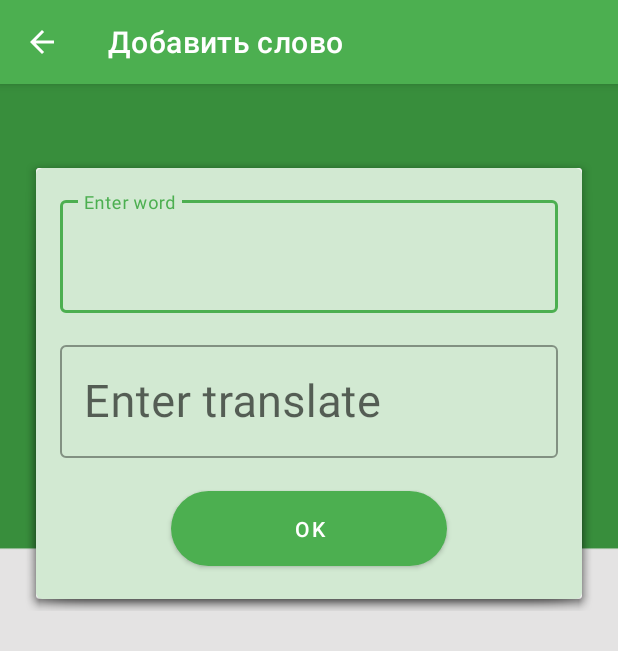
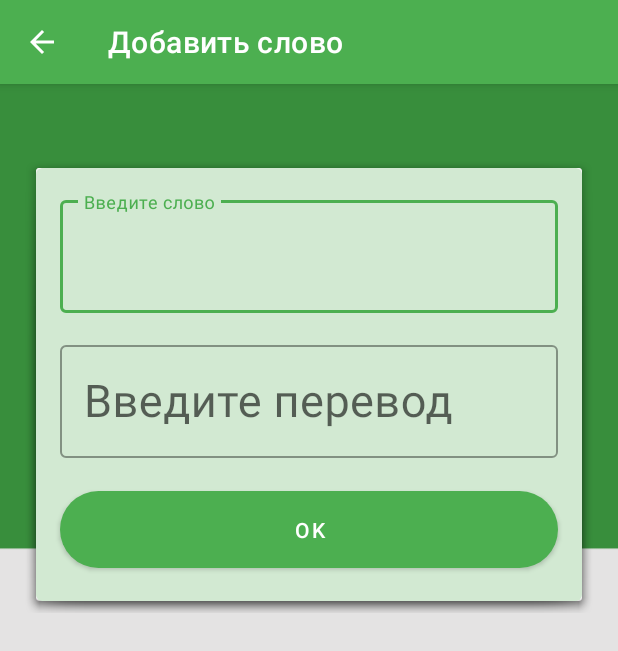
Before and after one commit to bootafoga/LearnWorder, an Android app: the AddWordActivity screen opened directly, with no data from a screen before it, on a phone screen of 412 x 824 dp. Shown: the top 651 px of the screen. Run offline under Robolectric (Android 15) with nearby library versions, the phone set to English and light mode, and no system bars.

Commit message:
release 1.2

```diff
--- a/app/build.gradle
+++ b/app/build.gradle
@@ -7,8 +7,8 @@ android {
         applicationId "com.bootafoga.learnworderapp"
         minSdkVersion 19
         targetSdkVersion 29
-        versionCode 2
-        versionName "1.1"
+        versionCode 3
+        versionName "1.2"
         testInstrumentationRunner "androidx.test.runner.AndroidJUnitRunner"
     }
     buildTypes {
--- a/app/src/main/AndroidManifest.xml
+++ b/app/src/main/AndroidManifest.xml
@@ -1,8 +1,7 @@
 <?xml version="1.0" encoding="utf-8"?>
 <manifest xmlns:android="http://schemas.android.com/apk/res/android"
     package="com.bootafoga.learnworderapp"
-    android:versionCode="2"
-    android:versionName="1.1">
+    >
 
     <application
         android:allowBackup="true"
--- a/app/src/main/java/com/bootafoga/learnworderapp/EditWordFragment.java
+++ b/app/src/main/java/com/bootafoga/learnworderapp/EditWordFragment.java
@@ -73,7 +73,7 @@ public class EditWordFragment  extends DialogFragment {
             ContentValues newVal = new ContentValues();
             newVal.put("WORD", newUsersWord);
             newVal.put("TRANSLATE", newUsersTranslate);
-            db.update("WORDS", newVal, "_id = ?", new String[]{Integer.toString(id)});
+            db.update("DICTIONARY", newVal, "_id = ?", new String[]{Integer.toString(id)});
 
             Intent intent = new Intent(getContext(), DictionaryActivity.class);
             intent.putExtra("num_page", num_page);
--- a/app/src/main/java/com/bootafoga/learnworderapp/MainActivity.java
+++ b/app/src/main/java/com/bootafoga/learnworderapp/MainActivity.java
@@ -16,7 +16,6 @@ public class MainActivity extends AppCompatActivity {
     @Override
     protected void onCreate(Bundle savedInstanceState) {
         super.onCreate(savedInstanceState);
-
         setContentView(R.layout.activity_main);
         progress = findViewById(R.id.progress);
         new ProgressTask().execute(this);
@@ -50,7 +49,6 @@ public class MainActivity extends AppCompatActivity {
         @Override
         protected void onPostExecute(Context unused) {
             progress.setText("Уже выучено слов: " + connect.getCountLearned());
-
         }
     }
 }
--- a/app/src/main/res/layout/activity_add_word.xml
+++ b/app/src/main/res/layout/activity_add_word.xml
@@ -53,6 +53,7 @@
                     android:layout_height="wrap_content"
                     android:hint="@string/enter_word"
                     android:textSize="30sp"
+                    android:inputType="textCapSentences"
                     android:textColor="@color/colorText"
                     />
             </com.google.android.material.textfield.TextInputLayout>
@@ -74,6 +75,7 @@
                     android:layout_width="match_parent"
                     android:layout_height="wrap_content"
                     android:hint="@string/enter_translate"
+                    android:inputType="textCapSentences"
                     android:textSize="30sp"
                     android:textColor="@color/colorText"
                     />
@@ -82,11 +84,16 @@
 
             <com.google.android.material.button.MaterialButton
                 android:id="@+id/button_ok"
-                style="@style/MainButtonsTheme"
+                android:layout_width="match_parent"
+                android:layout_height="wrap_content"
+                android:textAppearance="@style/TextAppearance.MaterialComponents.Button"
                 android:text="@string/OK"
                 app:cornerRadius="30dp"
+                android:padding="16dp"
                 android:layout_marginTop="16dp"
                 android:layout_marginBottom="16dp"
+                android:layout_marginStart="16dp"
+                android:layout_marginEnd="16dp"
                 android:onClick="onClickAddWord"
                 app:layout_constraintTop_toBottomOf="@+id/textinput_layout2"
                 app:layout_constraintStart_toStartOf="parent"
--- a/app/src/main/res/layout/fragment_change_card.xml
+++ b/app/src/main/res/layout/fragment_change_card.xml
@@ -5,10 +5,5 @@
     android:layout_height="match_parent"
     tools:context=".ChangeCardDialogFragment">
 
-    <!-- TODO: Update blank fragment layout -->
-    <TextView
-        android:layout_width="match_parent"
-        android:layout_height="match_parent"
-        android:text="@string/hello_blank_fragment" />
 
 </FrameLayout>
--- a/app/src/main/res/layout/fragment_learn_words.xml
+++ b/app/src/main/res/layout/fragment_learn_words.xml
@@ -53,6 +53,7 @@
                     android:layout_width="match_parent"
                     android:layout_height="wrap_content"
                     android:hint="@string/enter_translate"
+                    android:inputType="textCapSentences"
                     android:textSize="30sp"
                     android:textColor="@color/colorText"
                     />
--- a/app/src/main/res/values/colors.xml
+++ b/app/src/main/res/values/colors.xml
@@ -2,7 +2,7 @@
 <resources>
     <color name="colorPrimary">#4CAF50</color>
     <color name="colorPrimaryDark">#388E3C</color>
-    <color name="colorAccent">#FFFFFF</color>
+    <color name="colorAccent">#9E9E9E</color>
     <color name="colorAccentLight">#D8D6D6</color>
     <color name="colorText">#4E4E4E</color>
     <color name="colorTextOnPrimary">#FFFFFF</color>
--- a/app/src/main/res/values/strings.xml
+++ b/app/src/main/res/values/strings.xml
@@ -4,9 +4,7 @@
     <string name="text_button_dictionary">Словарь</string>
     <string name="text_button_learn">Учить</string>
 
-    <!-- TODO: Remove or change this placeholder text -->
-    <string name="hello_blank_fragment">Hello blank fragment</string>
-    <string name="enter_translate">Enter translate</string>
+    <string name="enter_translate">Введите перевод</string>
     <string name="some_word">Some word</string>
     <string name="database_unavailable">Ошибка! База данных недоступна.</string>
     <string name="attention">Внимание!</string>
@@ -20,8 +18,10 @@
     <string name="done">Добавлено!</string>
     <string name="enterWord">Слово</string>
     <string name="enterTranslate">Перевод</string>
-    <string name="enter_word">Enter word</string>
+    <string name="enter_word">Введите слово</string>
     <string name="Dictionary">Словарь</string>
     <string name="learn_words">Учить слова</string>
     <string name="add_word">Добавить слово</string>
+    <string name="eng_rus">Изучаемый — Родной</string>
+    <string name="rus_eng">Родной — Изучаемый</string>
 </resources>
--- a/app/src/main/res/values/styles.xml
+++ b/app/src/main/res/values/styles.xml
@@ -17,13 +17,14 @@
         <item name="android:layout_height">wrap_content</item>
     </style>
 
+
     <!--- Для табов во вкладке словарь -->
     <style name="MyCustomTabLayout" parent="Widget.Design.TabLayout">
 
         <item name="tabIndicatorColor">@color/colorAccent</item>
         <item name="tabIndicatorHeight">2dp</item>
         <item name="tabTextAppearance">@style/MyCustomTabTextAppearance</item>
-        <item name="tabSelectedTextColor">@color/colorAccent</item>
+        <item name="tabSelectedTextColor">@color/colorTextOnPrimary</item>
     </style>
 
     <style name="MyCustomTabTextAppearance" parent="TextAppearance.Design.Tab">
```
Also changed, not shown: app/src/main/java/com/bootafoga/learnworderapp/LearnWordsActivity.java (+30 -0 lines), app/src/main/res/menu/learn_words_menu.xml (added, +14 -0 lines), 2 other files.
